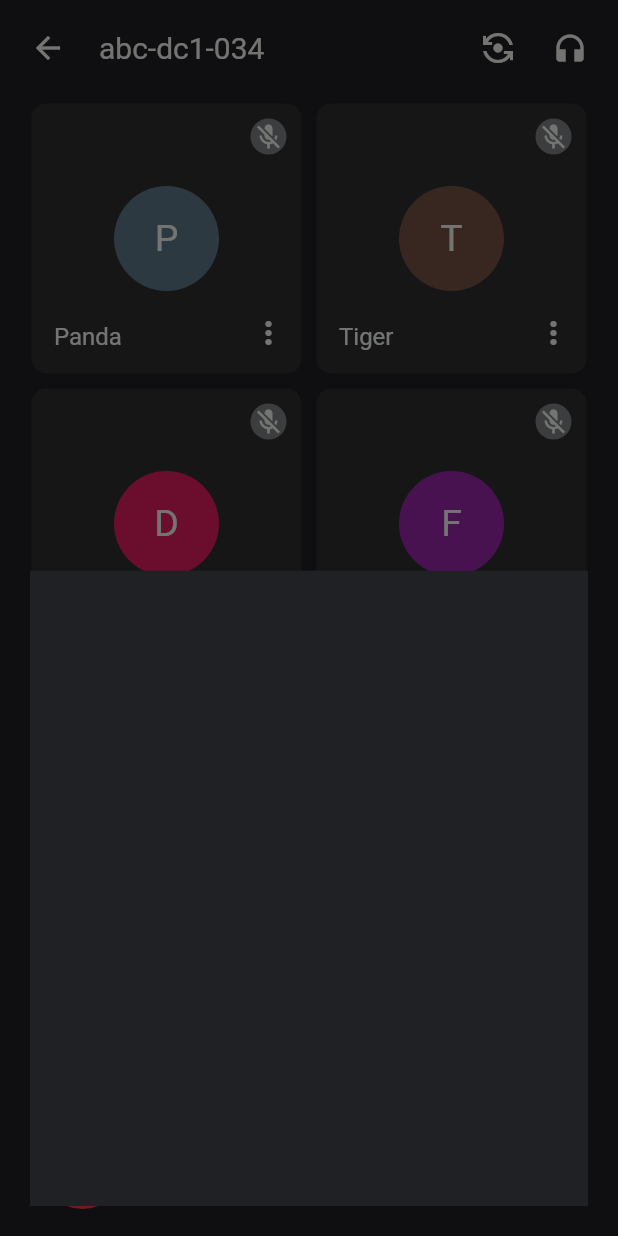
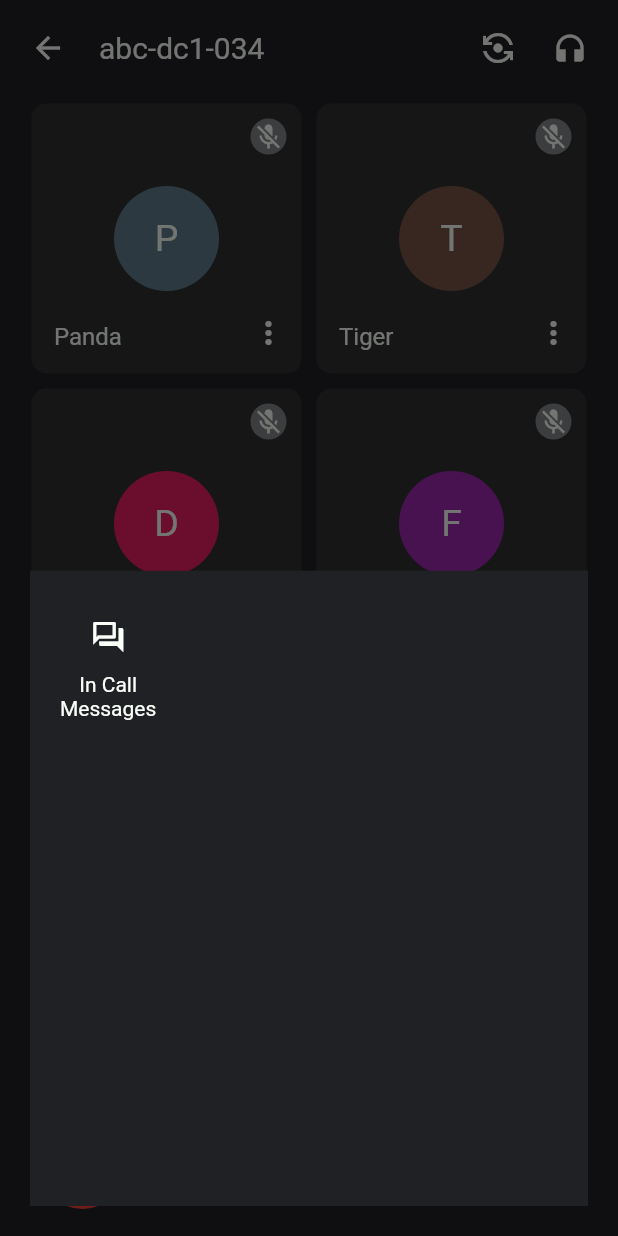
Before and after one commit to octoi/google-meet-clone, a Flutter app: the screen it shows after launch, after a tap on the "more vert" icon, on a phone screen of 412 x 824 dp. Run offline on Flutter 3.47's test engine with Material 2 defaults, Android fonts, the phone set to English and light mode, and no system bars.

Commit message:
displaying util icons

```diff
--- a/lib/widgets/utils.dart
+++ b/lib/widgets/utils.dart
@@ -1,6 +1,7 @@
 import 'package:flutter/cupertino.dart';
 import 'package:flutter/material.dart';
 import 'package:google_meet/utils/constants.dart';
+import 'package:google_meet/widgets/util_icon_btn.dart';
 
 class AppUtils extends StatelessWidget {
   const AppUtils({Key? key}) : super(key: key);
@@ -16,7 +17,16 @@ class AppUtils extends StatelessWidget {
             child: Container(
               color: appPrimaryColor,
               child: Column(
-                children: [],
+                children: [
+                  Row(
+                    children: [
+                      UtilIconButton(
+                        icon: Icons.question_answer_outlined,
+                        title: "In Call\nMessages",
+                      )
+                    ],
+                  )
+                ],
               ),
             ),
           );
```
